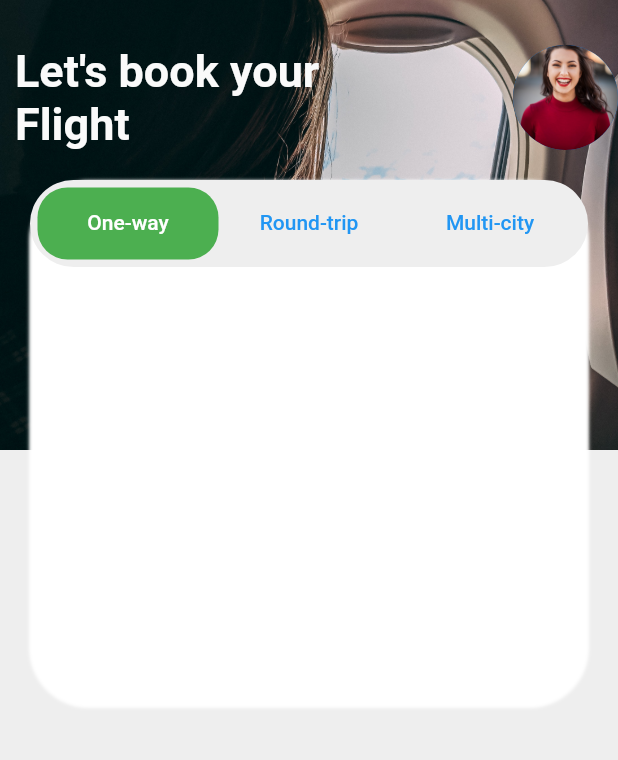
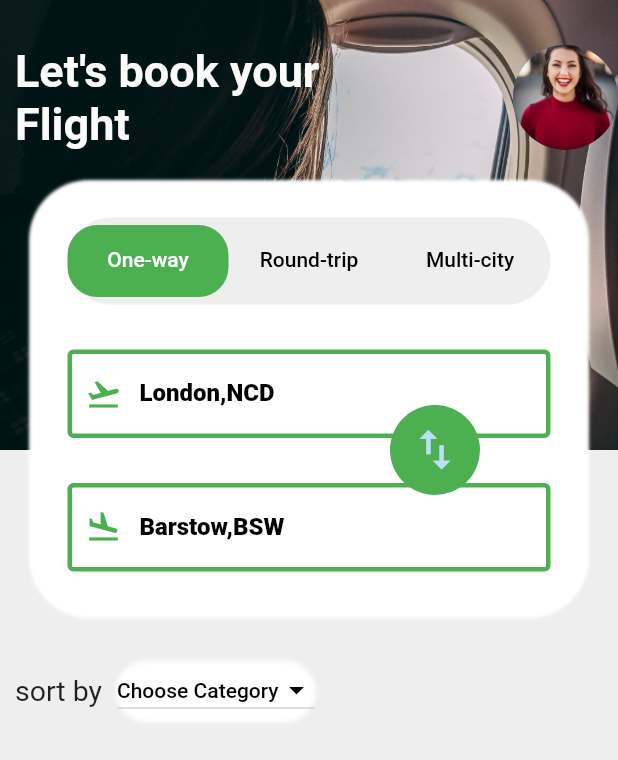
Before and after one commit to balakrishdq/travel_app, a Flutter app: the screen it shows after launch, on a phone screen of 412 x 824 dp. Shown: the top 760 px of the screen. Run offline on Flutter 3.47's test engine with Material 2 defaults, Android fonts, the phone set to English and light mode, and no system bars; our stand-ins replace gap.

Commit message:
till the dropdown button

```diff
--- a/lib/screens/booking_screen.dart
+++ b/lib/screens/booking_screen.dart
@@ -1,5 +1,8 @@
 import 'package:flutter/material.dart';
 import 'package:gap/gap.dart';
+import 'package:travel_app/widgets/card_with_tabs.dart';
+import 'package:travel_app/widgets/dropdown_widget.dart';
+import 'package:travel_app/widgets/swap_vert.dart';
 import 'package:travel_app/widgets/title_and_profile.dart';
 
 class BookingScreen extends StatefulWidget {
@@ -10,12 +13,13 @@ class BookingScreen extends StatefulWidget {
 }
 
 class _BookingScreenState extends State<BookingScreen> {
-  TabController? _tabController;
   @override
   Widget build(BuildContext context) {
     return Scaffold(
       backgroundColor: Color(0xFFEEEEEE),
-      body: Stack(
+      body: Column(
+        children: [
+          Stack(
             children: [
               Container(
                 height: 300,
@@ -29,56 +33,12 @@ class _BookingScreenState extends State<BookingScreen> {
               Container(
                 child: TitleAndProfile(headline: "Let's book your\nFlight"),
               ),
-          Padding(
-              padding:
-                  const EdgeInsets.symmetric(vertical: 120, horizontal: 20),
-              child: Container(
-                height: 350,
-                width: double.infinity,
-                decoration: BoxDecoration(
-                  borderRadius: BorderRadius.circular(40),
-                  boxShadow: [
-                    BoxShadow(
-                        blurRadius: 1,
-                        spreadRadius: 0.5,
-                        color: Colors.white,
-                        offset: Offset(0, 1))
+              CardWithTabs(),
+              SwapVert(),
             ],
           ),
-                child: Column(
-                  children: [
-                    Container(
-                      padding: EdgeInsets.symmetric(vertical: 5, horizontal: 5),
-                      decoration: BoxDecoration(
-                        color: Colors.grey.shade200,
-                        borderRadius: BorderRadius.circular(30),
-                      ),
-                      child: DefaultTabController(
-                        length: 3,
-                        child: TabBar(
-                          unselectedLabelColor: Colors.blue,
-                          indicator: BoxDecoration(
-                            color: Colors.green,
-                            borderRadius: BorderRadius.circular(20),
-                          ),
-                          tabs: [
-                            Tab(
-                              text: 'One-way',
-                            ),
-                            Tab(
-                              text: 'Round-trip',
-                            ),
-                            Tab(
-                              text: 'Multi-city',
-                            ),
-                          ],
-                          controller: _tabController,
-                        ),
-                      ),
-                    ),
-                  ],
-                ),
-              )),
+          Gap(30),
+          DropdownWidget(),
         ],
       ),
     );
--- /dev/null
+++ b/lib/widgets/card_with_tabs.dart
@@ -0,0 +1,40 @@
+import 'package:flutter/material.dart';
+import 'package:gap/gap.dart';
+import 'package:travel_app/widgets/from_to_field.dart';
+import 'package:travel_app/widgets/swap_vert.dart';
+import 'package:travel_app/widgets/tabbar_widget.dart';
+
+class CardWithTabs extends StatelessWidget {
+  const CardWithTabs({super.key});
+
+  @override
+  Widget build(BuildContext context) {
+    return Padding(
+      padding: const EdgeInsets.only(top: 120, right: 20, left: 20),
+      child: Container(
+        height: 290,
+        width: double.infinity,
+        decoration: BoxDecoration(
+          borderRadius: BorderRadius.circular(40),
+          boxShadow: [
+            BoxShadow(
+                blurRadius: 1,
+                spreadRadius: 0.5,
+                color: Colors.white,
+                offset: Offset(0, 1))
+          ],
+        ),
+        child: Padding(
+          padding: const EdgeInsets.all(25.0),
+          child: Column(
+            children: [
+              TabbarWidget(),
+              Gap(30),
+              FromToField(),
+            ],
+          ),
+        ),
+      ),
+    );
+  }
+}
--- /dev/null
+++ b/lib/widgets/dropdown_widget.dart
@@ -0,0 +1,70 @@
+import 'package:flutter/material.dart';
+import 'package:gap/gap.dart';
+
+class DropdownWidget extends StatelessWidget {
+  const DropdownWidget({super.key});
+
+  @override
+  Widget build(BuildContext context) {
+    String? chosenValue;
+    return Padding(
+      padding: const EdgeInsets.only(left: 10.0),
+      child: Row(
+        mainAxisAlignment: MainAxisAlignment.start,
+        children: [
+          Text(
+            'sort by',
+            style: TextStyle(
+              fontWeight: FontWeight.w400,
+              fontSize: 19,
+            ),
+          ),
+          Gap(10),
+          Container(
+            height: 40,
+            decoration: BoxDecoration(
+                borderRadius: BorderRadius.circular(20),
+                boxShadow: [
+                  BoxShadow(
+                    blurRadius: 2,
+                    spreadRadius: 0.5,
+                    color: Colors.white,
+                    offset: Offset(0, 1),
+                  )
+                ]),
+            child: DropdownButton<String>(
+              focusColor: Colors.white,
+              value: chosenValue,
+              //elevation: 5,
+              style: TextStyle(color: Colors.white),
+              iconEnabledColor: Colors.black,
+              items: <String>[
+                'Highest Price',
+                'Economy',
+                'Student Pass',
+              ].map<DropdownMenuItem<String>>((String value) {
+                return DropdownMenuItem<String>(
+                  value: value,
+                  child: Text(
+                    value,
+                    style: TextStyle(color: Colors.black),
+                  ),
+                );
+              }).toList(),
+              hint: Text(
+                "Choose Category",
+                style: TextStyle(
+                    color: Colors.black,
+                    fontSize: 14,
+                    fontWeight: FontWeight.w500),
+              ),
+              onChanged: (value) {
+                chosenValue = value;
+              },
+            ),
+          ),
+        ],
+      ),
+    );
+  }
+}
--- /dev/null
+++ b/lib/widgets/from_to_field.dart
@@ -0,0 +1,67 @@
+import 'package:flutter/material.dart';
+import 'package:gap/gap.dart';
+
+class FromToField extends StatelessWidget {
+  const FromToField({super.key});
+
+  @override
+  Widget build(BuildContext context) {
+    return Column(
+      children: [
+        TextField(
+          decoration: InputDecoration(
+            prefixIcon: Icon(
+              Icons.flight_takeoff,
+              color: Colors.green,
+            ),
+            enabledBorder: OutlineInputBorder(
+              borderSide: BorderSide(
+                color: Colors.green,
+                width: 3.0,
+              ),
+            ),
+            focusedBorder: OutlineInputBorder(
+              borderSide: BorderSide(
+                color: Colors.green,
+                width: 3.0,
+              ),
+            ),
+            hintText: 'From',
+            labelText: 'London,NCD',
+            labelStyle: TextStyle(
+              color: Colors.black,
+              fontWeight: FontWeight.w800,
+            ),
+          ),
+        ),
+        Gap(30),
+        TextField(
+          decoration: InputDecoration(
+            enabledBorder: OutlineInputBorder(
+              borderSide: BorderSide(
+                color: Colors.green,
+                width: 3.0,
+              ),
+            ),
+            focusedBorder: OutlineInputBorder(
+              borderSide: BorderSide(
+                color: Colors.green,
+                width: 3.0,
+              ),
+            ),
+            prefixIcon: Icon(
+              Icons.flight_land,
+              color: Colors.green,
+            ),
+            hintText: 'To',
+            labelText: 'Barstow,BSW',
+            labelStyle: TextStyle(
+              color: Colors.black,
+              fontWeight: FontWeight.w800,
+            ),
+          ),
+        ),
+      ],
+    );
+  }
+}
--- /dev/null
+++ b/lib/widgets/swap_vert.dart
@@ -0,0 +1,21 @@
+import 'package:flutter/material.dart';
+
+class SwapVert extends StatelessWidget {
+  const SwapVert({super.key});
+
+  @override
+  Widget build(BuildContext context) {
+    return Positioned(
+      top: 270,
+      left: 260,
+      child: CircleAvatar(
+        backgroundColor: Colors.green,
+        maxRadius: 30,
+        child: Icon(
+          Icons.swap_vert,
+          size: 35,
+        ),
+      ),
+    );
+  }
+}
--- /dev/null
+++ b/lib/widgets/tabbar_widget.dart
@@ -0,0 +1,44 @@
+// ignore_for_file: public_member_api_docs, sort_constructors_first
+import 'package:flutter/material.dart';
+
+class TabbarWidget extends StatelessWidget {
+  TabbarWidget({
+    Key? key,
+  }) : super(key: key);
+
+  @override
+  Widget build(BuildContext context) {
+    TabController? controller;
+    return Container(
+      padding: EdgeInsets.symmetric(
+        vertical: 5,
+      ),
+      decoration: BoxDecoration(
+        color: Colors.grey.shade200,
+        borderRadius: BorderRadius.circular(30),
+      ),
+      child: DefaultTabController(
+        length: 3,
+        child: TabBar(
+          unselectedLabelColor: Colors.black,
+          indicator: BoxDecoration(
+            color: Colors.green,
+            borderRadius: BorderRadius.circular(20),
+          ),
+          tabs: [
+            Tab(
+              text: 'One-way',
+            ),
+            Tab(
+              text: 'Round-trip',
+            ),
+            Tab(
+              text: 'Multi-city',
+            ),
+          ],
+          controller: controller,
+        ),
+      ),
+    );
+  }
+}
```
Lines whose indentation alone changed are shown as unchanged.
